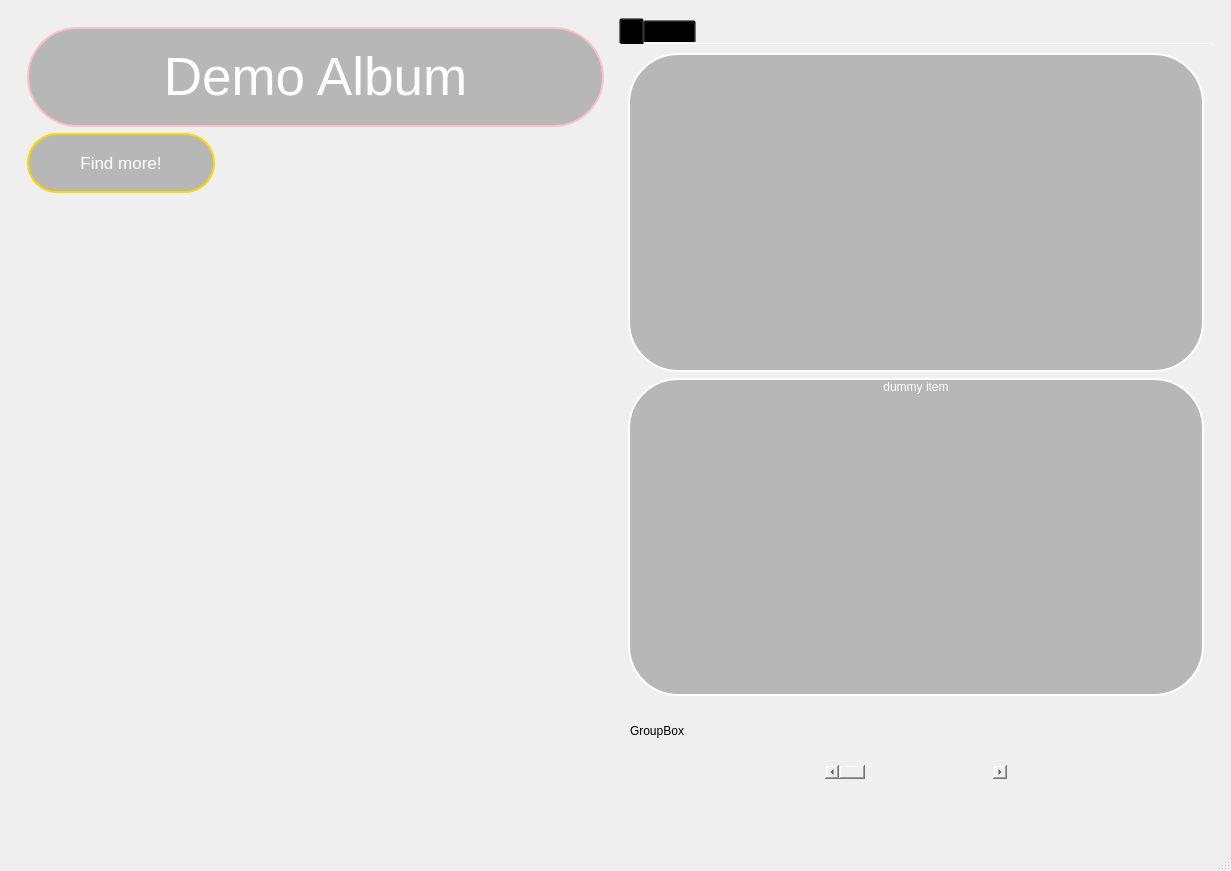
incremen/CyberMusicStreaming, file ui/album_page/album_window.ui: the form before one commit.
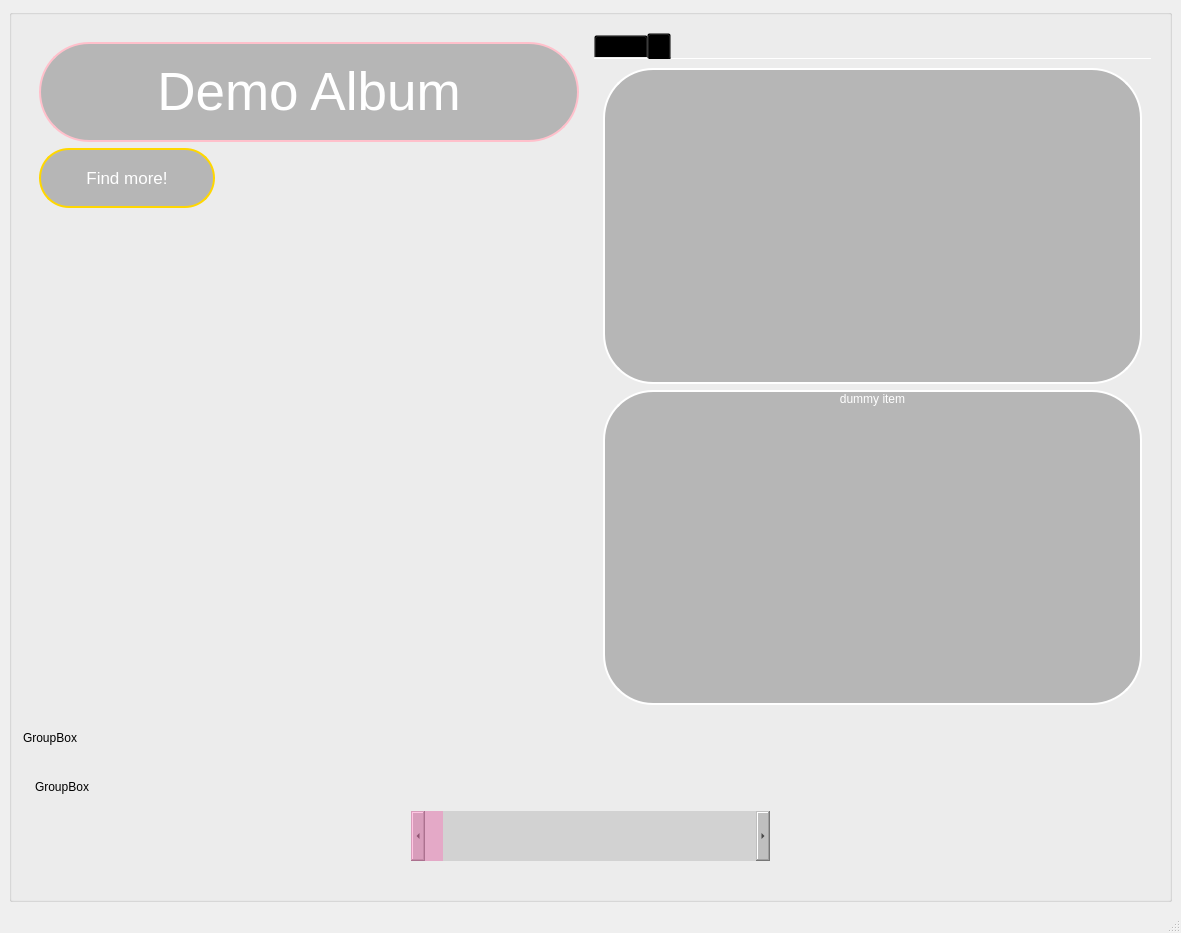
The form after the commit. Icons and pictures are not drawn.

Commit message: updated the ui.py files and got rid of uneccessary files

What changed in the file:
```diff
--- a/ui/album_page/album_window.ui
+++ b/ui/album_page/album_window.ui
@@ -6,8 +6,8 @@
    <rect>
     <x>0</x>
     <y>0</y>
-    <width>1231</width>
-    <height>871</height>
+    <width>1181</width>
+    <height>933</height>
    </rect>
   </property>
   <property name="windowTitle">
@@ -23,6 +23,12 @@
    </property>
    <layout class="QHBoxLayout" name="horizontalLayout_2">
     <item>
+     <widget class="QGroupBox" name="vertical_box">
+      <property name="title">
+       <string/>
+      </property>
+      <layout class="QVBoxLayout" name="verticalLayout_3">
+       <item>
      <widget class="QGroupBox" name="big_box">
       <property name="styleSheet">
        <string notr="true">QGroupBox{
@@ -176,6 +182,41 @@
          <property name="documentMode">
           <bool>true</bool>
          </property>
+            <widget class="QWidget" name="tab">
+             <property name="styleSheet">
+              <string notr="true">background: transparent;</string>
+             </property>
+             <attribute name="title">
+              <string>Page</string>
+             </attribute>
+             <layout class="QVBoxLayout" name="verticalLayout_2">
+              <item>
+               <widget class="QListWidget" name="play_list_widget">
+                <property name="sizePolicy">
+                 <sizepolicy hsizetype="Preferred" vsizetype="Expanding">
+                  <horstretch>0</horstretch>
+                  <verstretch>0</verstretch>
+                 </sizepolicy>
+                </property>
+                <property name="styleSheet">
+                 <string notr="true"> border: 2px solid white;
+ background-color: rgba(128, 128, 128, 128);
+ border-radius: 50px;
+color: white;
+
+
+</string>
+                </property>
+                <property name="frameShape">
+                 <enum>QFrame::StyledPanel</enum>
+                </property>
+                <property name="frameShadow">
+                 <enum>QFrame::Sunken</enum>
+                </property>
+               </widget>
+              </item>
+             </layout>
+            </widget>
          <widget class="QWidget" name="song_queue">
           <attribute name="title">
            <string/>
@@ -234,6 +275,34 @@
              </item>
             </widget>
            </item>
+             </layout>
+            </widget>
+           </widget>
+          </item>
+         </layout>
+        </widget>
+       </item>
+       <item>
+        <widget class="QGroupBox" name="controller_box">
+         <property name="minimumSize">
+          <size>
+           <width>0</width>
+           <height>100</height>
+          </size>
+         </property>
+         <property name="styleSheet">
+          <string notr="true">#controller_box
+{
+border: none;
+}</string>
+         </property>
+         <property name="title">
+          <string>GroupBox</string>
+         </property>
+         <property name="flat">
+          <bool>true</bool>
+         </property>
+         <layout class="QVBoxLayout" name="verticalLayout_4">
            <item>
             <widget class="QPushButton" name="pause_btn">
              <property name="styleSheet">
@@ -260,6 +329,10 @@
                <height>100</height>
               </size>
              </property>
+            <property name="styleSheet">
+             <string notr="true">#song_btns_box{
+border: none;}</string>
+            </property>
              <property name="title">
               <string>GroupBox</string>
              </property>
@@ -283,10 +356,33 @@
                  <iconset resource="../resource_file.qrc">
                   <normaloff>:/images/white_play_button_left.png</normaloff>:/images/white_play_button_left.png</iconset>
                 </property>
+               <property name="flat">
+                <bool>true</bool>
+               </property>
                </widget>
               </item>
               <item>
                <widget class="QScrollBar" name="progress_slider">
+               <property name="minimumSize">
+                <size>
+                 <width>0</width>
+                 <height>50</height>
+                </size>
+               </property>
+               <property name="styleSheet">
+                <string notr="true">QScrollBar {
+background-color:   rgba(128, 128, 128, 60);
+}
+
+QScrollBar::handle {
+ background-color:  rgba(255, 105, 180, 100);
+ min-width: 20px;
+}
+
+
+
+</string>
+               </property>
                 <property name="orientation">
                  <enum>Qt::Horizontal</enum>
                 </property>
@@ -315,42 +411,6 @@
            </item>
           </layout>
          </widget>
-         <widget class="QWidget" name="tab">
-          <property name="styleSheet">
-           <string notr="true">background: transparent;</string>
-          </property>
-          <attribute name="title">
-           <string>Page</string>
-          </attribute>
-          <layout class="QVBoxLayout" name="verticalLayout_2">
-           <item>
-            <widget class="QListWidget" name="play_list_widget">
-             <property name="sizePolicy">
-              <sizepolicy hsizetype="Preferred" vsizetype="Expanding">
-               <horstretch>0</horstretch>
-               <verstretch>0</verstretch>
-              </sizepolicy>
-             </property>
-             <property name="styleSheet">
-              <string notr="true"> border: 2px solid white;
- background-color: rgba(128, 128, 128, 128);
- border-radius: 50px;
-color: white;
-
-
-</string>
-             </property>
-             <property name="frameShape">
-              <enum>QFrame::StyledPanel</enum>
-             </property>
-             <property name="frameShadow">
-              <enum>QFrame::Sunken</enum>
-             </property>
-            </widget>
-           </item>
-          </layout>
-         </widget>
-        </widget>
        </item>
       </layout>
      </widget>
```
Left out of the diff: 4 changed lines with no effect on the pictures. Lines whose indentation alone changed are shown as unchanged. The commit also changes 4 other files.
